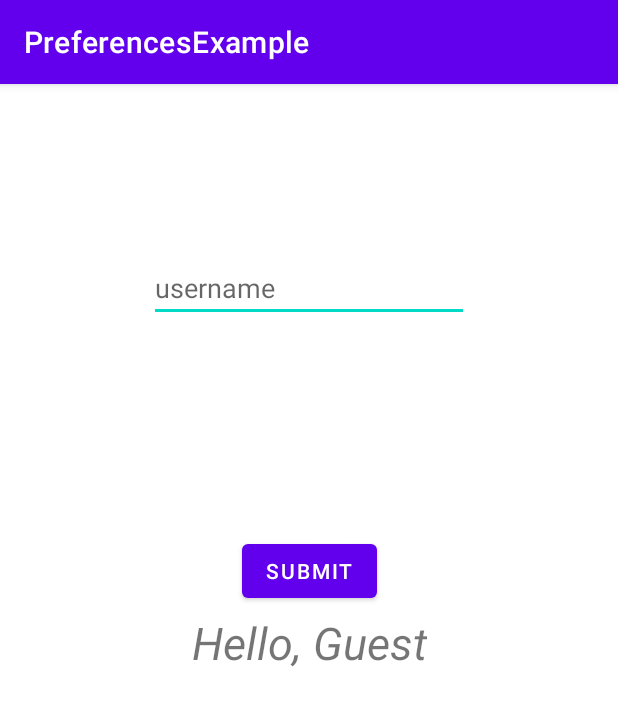
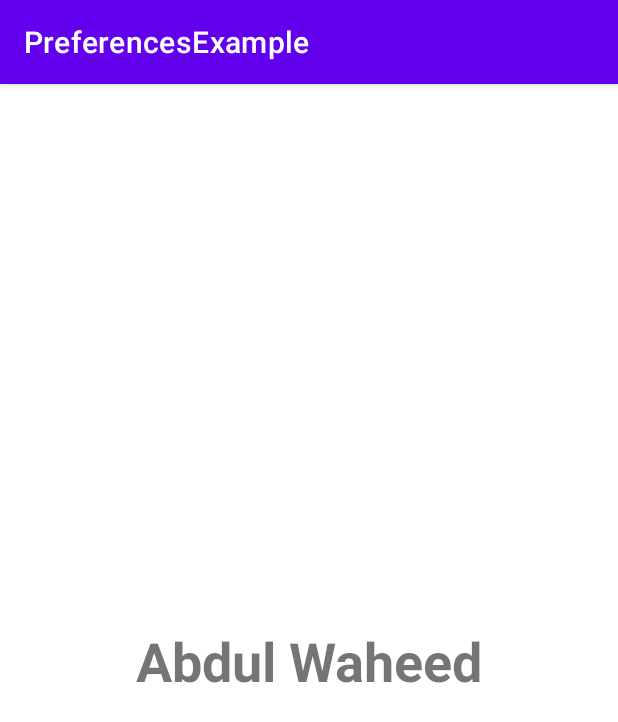
Before and after one commit to abdulwaheed-dev/preference-example-android-kotlin, an Android app: the screen it shows after launch (MainActivity before the commit, userScreen after it), after a tap on "SUBMIT", on a phone screen of 412 x 824 dp. Shown: the top 722 px of the screen. Run offline under Robolectric (Android 15) with nearby library versions, the phone set to English and light mode, and no system bars.

Commit message:
explicit intent example

```diff
--- a/app/src/main/java/com/example/preferencesexample/MainActivity.kt
+++ b/app/src/main/java/com/example/preferencesexample/MainActivity.kt
@@ -1,5 +1,6 @@
 package com.example.preferencesexample
 
+import android.content.Intent
 import android.content.SharedPreferences
 import androidx.appcompat.app.AppCompatActivity
 import android.os.Bundle
@@ -35,5 +36,18 @@ class MainActivity : AppCompatActivity() {
 
         editor.putString("username",username)
         editor.commit()
+        //editor.apply()
+
+        //Starting Main Activity
+        //Explicit Intent - Steps
+
+        //1- Object of Intent
+        val intent : Intent = Intent(this, userScreen::class.java)
+
+        intent.putExtra("username","Abdul Waheed")
+        //intent.putExtra("id",)
+
+        //2- start activity
+        startActivity(intent)
     }
 }
--- /dev/null
+++ b/app/src/main/java/com/example/preferencesexample/userScreen.kt
@@ -0,0 +1,18 @@
+package com.example.preferencesexample
+
+import androidx.appcompat.app.AppCompatActivity
+import android.os.Bundle
+import android.widget.TextView
+
+class userScreen : AppCompatActivity() {
+    override fun onCreate(savedInstanceState: Bundle?) {
+        super.onCreate(savedInstanceState)
+        setContentView(R.layout.activity_user_screen)
+
+        var intent = getIntent()
+
+        var label = findViewById<TextView>(R.id.textView)
+        label.text = intent.getStringExtra("username")
+
+    }
+}
--- /dev/null
+++ b/app/src/main/res/layout/activity_user_screen.xml
@@ -0,0 +1,20 @@
+<?xml version="1.0" encoding="utf-8"?>
+<androidx.constraintlayout.widget.ConstraintLayout xmlns:android="http://schemas.android.com/apk/res/android"
+    xmlns:app="http://schemas.android.com/apk/res-auto"
+    xmlns:tools="http://schemas.android.com/tools"
+    android:layout_width="match_parent"
+    android:layout_height="match_parent"
+    tools:context=".userScreen">
+
+    <TextView
+        android:id="@+id/textView"
+        android:layout_width="wrap_content"
+        android:layout_height="wrap_content"
+        android:text="Hello, User"
+        android:textSize="36sp"
+        android:textStyle="bold"
+        app:layout_constraintBottom_toBottomOf="parent"
+        app:layout_constraintEnd_toEndOf="parent"
+        app:layout_constraintStart_toStartOf="parent"
+        app:layout_constraintTop_toTopOf="parent" />
+</androidx.constraintlayout.widget.ConstraintLayout>
```
Also changed, not shown: app/src/main/AndroidManifest.xml (+5 -3 lines), app/src/main/java/com/example/preferencesexample/MainActivity2.kt (added, +11 -0 lines), app/src/main/res/layout/activity_main2.xml (added, +9 -0 lines).
